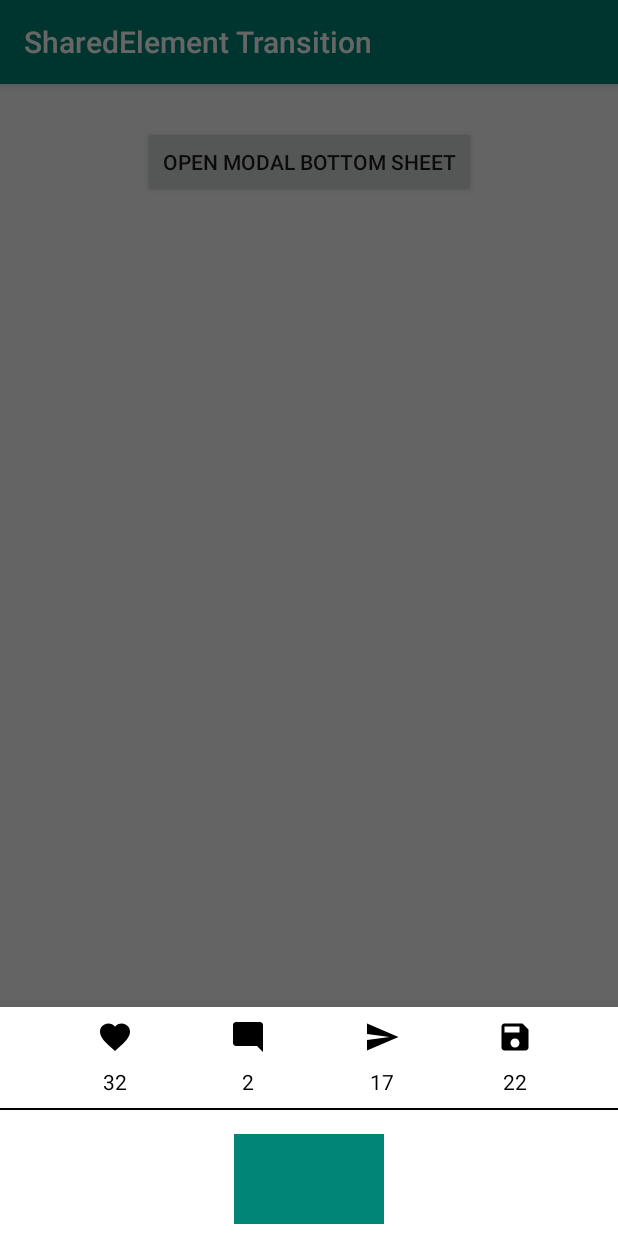
After one commit to rasel003/SharedElementTransition, an Android app: the fragment BottomSheetDialog placed in its activity, on a phone screen of 412 x 824 dp. The commit adds this screen. Run offline under Robolectric (Android 15) with nearby library versions, the phone set to English and light mode, and no system bars.

Commit message:
bottom sheet shared element transition is not working perfectly yet

```diff
--- a/app/src/main/AndroidManifest.xml
+++ b/app/src/main/AndroidManifest.xml
@@ -9,7 +9,9 @@
         android:roundIcon="@mipmap/ic_launcher_round"
         android:supportsRtl="true"
         android:theme="@style/AppTheme">
-        <activity android:name=".Main2Activity"></activity>
+        <activity android:name=".instagram_sharedElement_Transition.ExpandedBottomSheet"></activity>
+        <activity android:name=".instagram_sharedElement_Transition.Main3Activity" />
+        <activity android:name=".Main2Activity" />
         <activity
             android:name=".MainActivity"
             android:label="@string/app_name"
--- /dev/null
+++ b/app/src/main/java/com/rasel/sharedelementtransition/instagram_sharedElement_Transition/BottomSheetDialog.java
@@ -0,0 +1,70 @@
+package com.rasel.sharedelementtransition.instagram_sharedElement_Transition;
+
+import android.content.Context;
+import android.content.Intent;
+import android.os.Bundle;
+import android.view.LayoutInflater;
+import android.view.View;
+import android.view.ViewGroup;
+import android.widget.Button;
+import android.widget.ImageView;
+
+import com.google.android.material.bottomsheet.BottomSheetDialogFragment;
+import com.rasel.sharedelementtransition.R;
+
+import androidx.annotation.Nullable;
+import androidx.constraintlayout.widget.ConstraintLayout;
+import androidx.core.app.ActivityOptionsCompat;
+import androidx.core.util.Pair;
+
+public class BottomSheetDialog extends BottomSheetDialogFragment {
+    private BottomSheetListener mListener;
+
+    ImageView imgLoved, imgComment, imgShared, imgSaved;
+
+    @Nullable
+    @Override
+    public View onCreateView(LayoutInflater inflater, @Nullable ViewGroup container, @Nullable Bundle savedInstanceState) {
+        View v = inflater.inflate(R.layout.bottom_sheet_layout, container, false);
+
+        ConstraintLayout constraintLayout = v.findViewById(R.id.bottom_sheet_layout);
+        imgLoved = v.findViewById(R.id.imgLoved);
+        imgComment = v.findViewById(R.id.imgComment);
+        imgShared = v.findViewById(R.id.imgShared);
+        imgSaved = v.findViewById(R.id.imgSaved);
+
+        constraintLayout.setOnClickListener(new View.OnClickListener() {
+            @Override
+            public void onClick(View v) {
+               // mListener.onButtonClicked("Button 1 clicked");
+                Pair[] pairs = new Pair[4];
+                pairs[0] = new Pair<View, String>(imgLoved, "img_transition_love");
+                pairs[1] = new Pair<View, String>(imgComment, "img_transition_Comment");
+                pairs[2] = new Pair<View, String>(imgShared, "img_transition_Shared");
+                pairs[3] = new Pair<View, String>(imgSaved, "img_transition_Saved");
+
+                Intent intent = new Intent(getContext(), ExpandedBottomSheet.class);
+                ActivityOptionsCompat options = ActivityOptionsCompat.makeSceneTransitionAnimation(getActivity(), pairs);
+                startActivity(intent, options.toBundle());
+                dismiss();
+            }
+        });
+        return v;
+    }
+
+    public interface BottomSheetListener {
+        void onButtonClicked(String text);
+    }
+
+    @Override
+    public void onAttach(Context context) {
+        super.onAttach(context);
+
+        try {
+            mListener = (BottomSheetListener) context;
+        } catch (ClassCastException e) {
+            throw new ClassCastException(context.toString()
+                    + " must implement BottomSheetListener");
+        }
+    }
+}
--- /dev/null
+++ b/app/src/main/java/com/rasel/sharedelementtransition/instagram_sharedElement_Transition/Main3Activity.java
@@ -0,0 +1,40 @@
+package com.rasel.sharedelementtransition.instagram_sharedElement_Transition;
+
+import androidx.appcompat.app.AppCompatActivity;
+import androidx.core.app.ActivityOptionsCompat;
+import androidx.core.util.Pair;
+
+import android.content.Intent;
+import android.os.Bundle;
+import android.view.View;
+import android.widget.Button;
+import android.widget.ImageView;
+
+import com.rasel.sharedelementtransition.Main2Activity;
+import com.rasel.sharedelementtransition.MainActivity;
+import com.rasel.sharedelementtransition.R;
+
+public class Main3Activity extends AppCompatActivity implements BottomSheetDialog.BottomSheetListener{
+
+    @Override
+    protected void onCreate(Bundle savedInstanceState) {
+        super.onCreate(savedInstanceState);
+        setContentView(R.layout.activity_main3);
+
+
+        Button buttonOpenBottomSheet = findViewById(R.id.button_open_bottom_sheet);
+        buttonOpenBottomSheet.setOnClickListener(new View.OnClickListener() {
+            @Override
+            public void onClick(View v) {
+                BottomSheetDialog bottomSheet = new BottomSheetDialog();
+                bottomSheet.show(getSupportFragmentManager(), "exampleBottomSheet");
+            }
+        });
+    }
+
+    @Override
+    public void onButtonClicked(String text) {
+
+
+    }
+}
--- /dev/null
+++ b/app/src/main/res/drawable/ic_favorite.xml
@@ -0,0 +1,9 @@
+<vector xmlns:android="http://schemas.android.com/apk/res/android"
+        android:width="24dp"
+        android:height="24dp"
+        android:viewportWidth="24.0"
+        android:viewportHeight="24.0">
+    <path
+        android:fillColor="#FF000000"
+        android:pathData="M12,21.35l-1.45,-1.32C5.4,15.36 2,12.28 2,8.5 2,5.42 4.42,3 7.5,3c1.74,0 3.41,0.81 4.5,2.09C13.09,3.81 14.76,3 16.5,3 19.58,3 22,5.42 22,8.5c0,3.78 -3.4,6.86 -8.55,11.54L12,21.35z"/>
+</vector>
--- /dev/null
+++ b/app/src/main/res/drawable/ic_mode_comment.xml
@@ -0,0 +1,9 @@
+<vector xmlns:android="http://schemas.android.com/apk/res/android"
+        android:width="24dp"
+        android:height="24dp"
+        android:viewportWidth="24.0"
+        android:viewportHeight="24.0">
+    <path
+        android:fillColor="#FF000000"
+        android:pathData="M21.99,4c0,-1.1 -0.89,-2 -1.99,-2H4c-1.1,0 -2,0.9 -2,2v12c0,1.1 0.9,2 2,2h14l4,4 -0.01,-18z"/>
+</vector>
--- /dev/null
+++ b/app/src/main/res/drawable/ic_save.xml
@@ -0,0 +1,9 @@
+<vector xmlns:android="http://schemas.android.com/apk/res/android"
+        android:width="24dp"
+        android:height="24dp"
+        android:viewportWidth="24.0"
+        android:viewportHeight="24.0">
+    <path
+        android:fillColor="#FF000000"
+        android:pathData="M17,3L5,3c-1.11,0 -2,0.9 -2,2v14c0,1.1 0.89,2 2,2h14c1.1,0 2,-0.9 2,-2L21,7l-4,-4zM12,19c-1.66,0 -3,-1.34 -3,-3s1.34,-3 3,-3 3,1.34 3,3 -1.34,3 -3,3zM15,9L5,9L5,5h10v4z"/>
+</vector>
--- /dev/null
+++ b/app/src/main/res/drawable/ic_send.xml
@@ -0,0 +1,9 @@
+<vector xmlns:android="http://schemas.android.com/apk/res/android"
+        android:width="24dp"
+        android:height="24dp"
+        android:viewportWidth="24.0"
+        android:viewportHeight="24.0">
+    <path
+        android:fillColor="#FF000000"
+        android:pathData="M2.01,21L23,12 2.01,3 2,10l15,2 -15,2z"/>
+</vector>
--- /dev/null
+++ b/app/src/main/res/layout/activity_main3.xml
@@ -0,0 +1,22 @@
+<?xml version="1.0" encoding="utf-8"?>
+<androidx.constraintlayout.widget.ConstraintLayout xmlns:android="http://schemas.android.com/apk/res/android"
+    xmlns:app="http://schemas.android.com/apk/res-auto"
+    xmlns:tools="http://schemas.android.com/tools"
+    android:layout_width="match_parent"
+    android:layout_height="match_parent"
+    tools:context=".instagram_sharedElement_Transition.Main3Activity">
+
+    <Button
+        android:id="@+id/button_open_bottom_sheet"
+        android:layout_width="222dp"
+        android:layout_height="wrap_content"
+        android:layout_marginStart="8dp"
+        android:layout_marginTop="28dp"
+        android:layout_marginEnd="8dp"
+        android:text="Open Modal Bottom Sheet"
+        app:layout_constraintEnd_toEndOf="parent"
+        app:layout_constraintStart_toStartOf="parent"
+        app:layout_constraintTop_toTopOf="parent" />
+
+
+</androidx.constraintlayout.widget.ConstraintLayout>
--- /dev/null
+++ b/app/src/main/res/layout/bottom_sheet_layout.xml
@@ -0,0 +1,125 @@
+<?xml version="1.0" encoding="utf-8"?>
+<androidx.constraintlayout.widget.ConstraintLayout xmlns:android="http://schemas.android.com/apk/res/android"
+    xmlns:app="http://schemas.android.com/apk/res-auto"
+    android:id="@+id/bottom_sheet_layout"
+    android:layout_width="match_parent"
+    android:layout_height="wrap_content"
+    android:orientation="vertical">
+
+    <ImageView
+        android:id="@+id/imgLoved"
+        android:layout_width="wrap_content"
+        android:layout_height="wrap_content"
+        android:layout_marginStart="8dp"
+        android:layout_marginTop="8dp"
+        android:src="@drawable/ic_favorite"
+        android:transitionName="img_transition_love"
+        app:layout_constraintEnd_toStartOf="@+id/imgComment"
+        app:layout_constraintHorizontal_bias="0.5"
+        app:layout_constraintHorizontal_chainStyle="spread"
+        app:layout_constraintStart_toStartOf="parent"
+        app:layout_constraintTop_toTopOf="parent" />
+
+    <TextView
+        android:layout_width="wrap_content"
+        android:layout_height="wrap_content"
+        android:layout_marginTop="8dp"
+        android:text="32"
+        android:textColor="@color/black"
+        app:layout_constraintEnd_toEndOf="@+id/imgLoved"
+        app:layout_constraintStart_toStartOf="@+id/imgLoved"
+        app:layout_constraintTop_toBottomOf="@id/imgLoved" />
+
+    <ImageView
+        android:id="@+id/imgComment"
+        android:layout_width="wrap_content"
+        android:layout_height="wrap_content"
+        android:layout_marginStart="8dp"
+        android:layout_marginTop="8dp"
+        android:transitionName="img_transition_Comment"
+        android:src="@drawable/ic_mode_comment"
+        app:layout_constraintEnd_toStartOf="@+id/imgShared"
+        app:layout_constraintHorizontal_bias="0.5"
+        app:layout_constraintStart_toEndOf="@+id/imgLoved"
+        app:layout_constraintTop_toTopOf="parent" />
+
+    <TextView
+        android:layout_width="wrap_content"
+        android:layout_height="wrap_content"
+        android:layout_marginTop="8dp"
+        android:text="2"
+        android:textColor="@color/black"
+        app:layout_constraintEnd_toEndOf="@+id/imgComment"
+        app:layout_constraintStart_toStartOf="@+id/imgComment"
+        app:layout_constraintTop_toBottomOf="@id/imgComment" />
+
+    <ImageView
+        android:id="@+id/imgShared"
+        android:layout_width="wrap_content"
+        android:layout_height="wrap_content"
+        android:layout_marginStart="8dp"
+        android:layout_marginTop="8dp"
+        android:src="@drawable/ic_send"
+        android:transitionName="img_transition_Shared"
+        app:layout_constraintEnd_toStartOf="@+id/imgSaved"
+        app:layout_constraintHorizontal_bias="0.5"
+        app:layout_constraintStart_toEndOf="@+id/imgComment"
+        app:layout_constraintTop_toTopOf="parent" />
+
+    <TextView
+        android:layout_width="wrap_content"
+        android:layout_height="wrap_content"
+        android:layout_marginTop="8dp"
+        android:text="17"
+        android:textColor="@color/black"
+        app:layout_constraintEnd_toEndOf="@+id/imgShared"
+        app:layout_constraintStart_toStartOf="@+id/imgShared"
+        app:layout_constraintTop_toBottomOf="@id/imgShared" />
+
+    <ImageView
+        android:id="@+id/imgSaved"
+        android:layout_width="wrap_content"
+        android:layout_height="wrap_content"
+        android:layout_marginStart="8dp"
+        android:layout_marginTop="8dp"
+        android:src="@drawable/ic_save"
+        android:transitionName="img_transition_Saved"
+        app:layout_constraintEnd_toEndOf="parent"
+        app:layout_constraintHorizontal_bias="0.5"
+        app:layout_constraintStart_toEndOf="@+id/imgShared"
+        app:layout_constraintTop_toTopOf="parent" />
+
+    <TextView
+        android:id="@+id/tvSavedValue"
+        android:layout_width="wrap_content"
+        android:layout_height="wrap_content"
+        android:layout_marginTop="8dp"
+        android:text="22"
+        android:textColor="@color/black"
+        app:layout_constraintEnd_toEndOf="@+id/imgSaved"
+        app:layout_constraintStart_toStartOf="@+id/imgSaved"
+        app:layout_constraintTop_toBottomOf="@id/imgSaved" />
+
+    <View
+        android:id="@+id/topLine"
+        android:layout_width="match_parent"
+        android:layout_height="1dp"
+        android:layout_marginTop="8dp"
+        app:layout_constraintTop_toBottomOf="@id/tvSavedValue"
+        android:background="@color/black"/>
+
+    <ImageView
+        android:layout_width="100dp"
+        android:layout_height="60dp"
+        android:layout_marginStart="8dp"
+        android:layout_marginTop="16dp"
+        android:layout_marginEnd="8dp"
+        android:layout_marginBottom="8dp"
+        android:src="@color/colorPrimary"
+        app:layout_constraintBottom_toBottomOf="parent"
+        app:layout_constraintEnd_toEndOf="parent"
+        app:layout_constraintStart_toStartOf="parent"
+        app:layout_constraintTop_toBottomOf="@id/topLine" />
+
+
+</androidx.constraintlayout.widget.ConstraintLayout>
--- a/app/src/main/res/values/colors.xml
+++ b/app/src/main/res/values/colors.xml
@@ -3,4 +3,5 @@
     <color name="colorPrimary">#008577</color>
     <color name="colorPrimaryDark">#00574B</color>
     <color name="colorAccent">#D81B60</color>
+    <color name="black">#000000</color>
 </resources>
```
Also changed, not shown: app/build.gradle (+4 -4 lines), app/src/main/java/com/rasel/sharedelementtransition/MainActivity.java (+7 -0 lines), app/src/main/java/com/rasel/sharedelementtransition/instagram_sharedElement_Transition/ExpandedBottomSheet.java (added, +16 -0 lines), app/src/main/res/layout/activity_expanded_bottom_sheet.xml (added, +123 -0 lines), app/src/main/res/layout/content_main.xml (+9 -0 lines).
